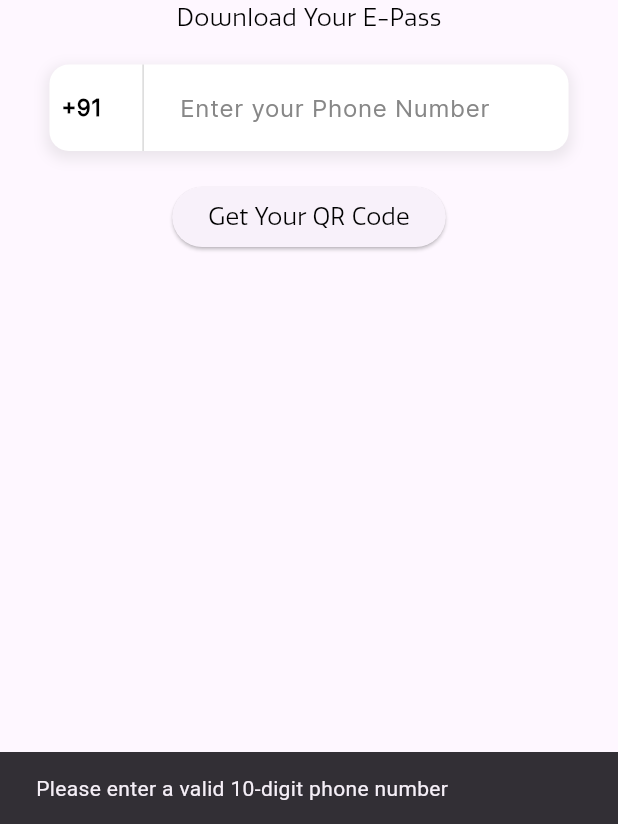
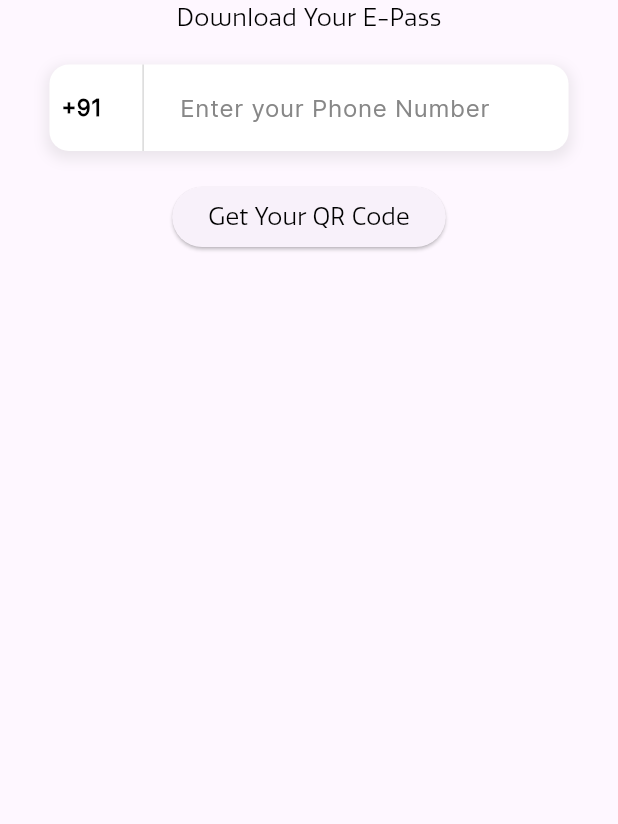
Before and after one commit to datahex-in/gio-qr-admin, a Flutter app: the GioHome screen opened by its route, after a tap on "Get Your QR Code", on a phone screen of 412 x 824 dp, the part 412-1236 px from its top. Run offline on Flutter 3.47's test engine with Material 3 defaults, Android fonts, the phone set to English and light mode, and no system bars; our stand-ins replace flutter_spinkit, image_gallery_saver, qr_flutter; missing offline and left inert: image_downloader_web; network calls fail; project files that could hold a hidden picture were left out.

Commit message:
phone format changed

```diff
--- a/lib/constants/textstyle_class.dart
+++ b/lib/constants/textstyle_class.dart
@@ -65,6 +65,11 @@ class TextStyleClass {
   static TextStyle black12_400qua = const TextStyle(
       fontFamily: quaterneryFontName,
       fontSize: 12,
+      fontWeight: FontWeight.w400,
+      color: ColorClass.black);
+  static TextStyle black14_400qua = const TextStyle(
+      fontFamily: quaterneryFontName,
+      fontSize: 14,
       fontWeight: FontWeight.w400,
       color: ColorClass.black);
 
--- a/lib/home/dashboard.dart
+++ b/lib/home/dashboard.dart
@@ -36,39 +36,39 @@ class _AdminDashboardState extends State<GioHome> {
 
 
   Future<void> _generateQRCode() async {
-  String phoneNumber = phoneController.text.trim();
-  String formatPhoneNumber(String phoneNumber) {
-    // Remove any non-digit characters from the phone number
-    String cleanedNumber = phoneNumber.replaceAll(RegExp(r'\D'), '');
+  String phoneNumber = phoneController.text;
+  // String formatPhoneNumber(String phoneNumber) {
+  //   // Remove any non-digit characters from the phone number
+  //   String cleanedNumber = phoneNumber.replaceAll(RegExp(r'\D'), '');
 
-    // Check if the cleaned number starts with "91"
-    if (cleanedNumber.startsWith("91")) {
-      // Remove "91" from the beginning
-      cleanedNumber = cleanedNumber.substring(2);
-    }
+  //   // Check if the cleaned number starts with "91"
+  //   if (cleanedNumber.startsWith("91")) {
+  //     // Remove "91" from the beginning
+  //     cleanedNumber = cleanedNumber.substring(2);
+  //   }
 
-    // Add the country code and format the number
-    return "+91 ${cleanedNumber.substring(0, 5)} ${cleanedNumber.substring(5)}";
-  }
+  //   // Add the country code and format the number
+  //   return "+91 ${cleanedNumber.substring(0, 5)} ${cleanedNumber.substring(5)}";
+  // }
 
-  // Basic validation: Check if the phone number is not empty and has 10 digits
-  if (phoneNumber.isEmpty) {
-    ScaffoldMessenger.of(context).showSnackBar(
-      const SnackBar(content: Text('Please enter a valid 10-digit phone number')),
-    );
-    return;
-  }
+  // // Basic validation: Check if the phone number is not empty and has 10 digits
+  // if (phoneNumber.isEmpty) {
+  //   ScaffoldMessenger.of(context).showSnackBar(
+  //     const SnackBar(content: Text('Please enter a valid 10-digit phone number')),
+  //   );
+  //   return;
+  // }
 
   // Fetch details for the entered phone number
   QrProvider qrProvider = Provider.of<QrProvider>(context, listen: false);
-  qrProvider.mobile = formatPhoneNumber(phoneNumber);
+  qrProvider.mobile = phoneNumber;
   await qrProvider.getDetails(context: context);
 
   if (qrProvider.detailsData!.success == true) {
 
 
     setState(() {
-      qrData = formatPhoneNumber(phoneNumber);
+      qrData = phoneNumber;
       isLoading = false;
     });
     // Show a message that the user needs to register
```
Also changed, not shown: lib/home/qr_provider.dart (+14 -7 lines).
